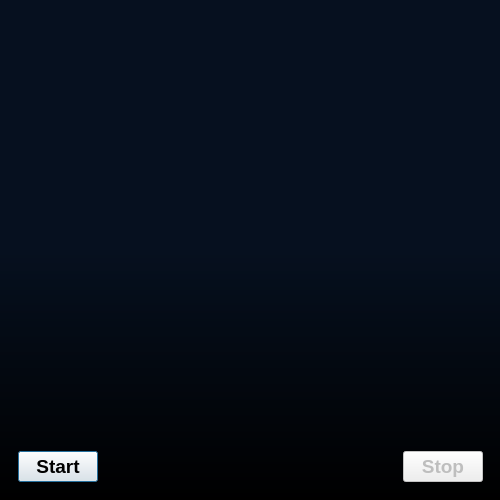
Above: src/ui/MainWindow.ui from bitcap-co/bitcap-ipr before the change. Below: the same form after it.
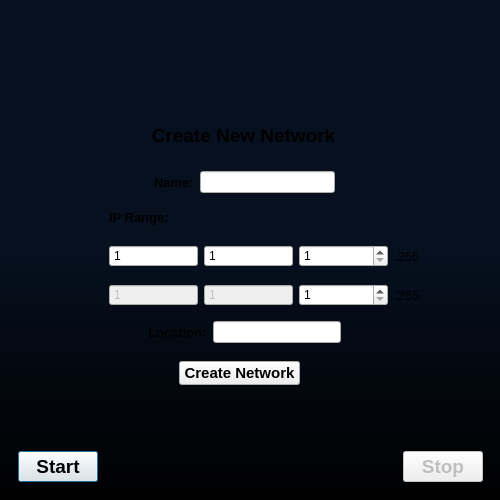
That is the form after the change. The open tabs and pages were chosen to show the change.

Commit message: create network widget page

```diff
--- a/src/ui/MainWindow.ui
+++ b/src/ui/MainWindow.ui
@@ -430,7 +430,7 @@
            </widget>
           </item>
           <item>
-           <widget class="QPushButton" name="actionCreateNetwork">
+           <widget class="QPushButton" name="actionShowCreateNetwork">
             <property name="sizePolicy">
              <sizepolicy hsizetype="Minimum" vsizetype="Fixed">
               <horstretch>0</horstretch>
@@ -495,6 +495,428 @@
          <column/>
         </widget>
        </widget>
+       <widget class="QWidget" name="page">
+        <widget class="QLabel" name="label_5">
+         <property name="geometry">
+          <rect>
+           <x>9</x>
+           <y>9</y>
+           <width>451</width>
+           <height>30</height>
+          </rect>
+         </property>
+         <property name="sizePolicy">
+          <sizepolicy hsizetype="Preferred" vsizetype="Fixed">
+           <horstretch>0</horstretch>
+           <verstretch>0</verstretch>
+          </sizepolicy>
+         </property>
+         <property name="minimumSize">
+          <size>
+           <width>260</width>
+           <height>30</height>
+          </size>
+         </property>
+         <property name="font">
+          <font>
+           <pointsize>14</pointsize>
+           <bold>true</bold>
+          </font>
+         </property>
+         <property name="text">
+          <string>Create New Network</string>
+         </property>
+         <property name="alignment">
+          <set>Qt::AlignCenter</set>
+         </property>
+         <property name="StyleClass" stdset="0">
+          <string>setText</string>
+         </property>
+        </widget>
+        <widget class="QWidget" name="widget_5" native="true">
+         <property name="geometry">
+          <rect>
+           <x>10</x>
+           <y>60</y>
+           <width>451</width>
+           <height>22</height>
+          </rect>
+         </property>
+         <layout class="QHBoxLayout" name="horizontalLayout_12">
+          <property name="leftMargin">
+           <number>0</number>
+          </property>
+          <property name="topMargin">
+           <number>0</number>
+          </property>
+          <property name="rightMargin">
+           <number>0</number>
+          </property>
+          <property name="bottomMargin">
+           <number>0</number>
+          </property>
+          <item>
+           <spacer name="horizontalSpacer_4">
+            <property name="orientation">
+             <enum>Qt::Horizontal</enum>
+            </property>
+            <property name="sizeHint" stdset="0">
+             <size>
+              <width>40</width>
+              <height>20</height>
+             </size>
+            </property>
+           </spacer>
+          </item>
+          <item>
+           <widget class="QLabel" name="label_6">
+            <property name="font">
+             <font>
+              <pointsize>10</pointsize>
+              <bold>true</bold>
+             </font>
+            </property>
+            <property name="text">
+             <string>Name:</string>
+            </property>
+            <property name="StyleClass" stdset="0">
+             <string>setText</string>
+            </property>
+           </widget>
+          </item>
+          <item>
+           <widget class="QLineEdit" name="lineNetworkName"/>
+          </item>
+          <item>
+           <spacer name="horizontalSpacer_5">
+            <property name="orientation">
+             <enum>Qt::Horizontal</enum>
+            </property>
+            <property name="sizeHint" stdset="0">
+             <size>
+              <width>40</width>
+              <height>20</height>
+             </size>
+            </property>
+           </spacer>
+          </item>
+         </layout>
+        </widget>
+        <widget class="QPushButton" name="actionCreateNetwork">
+         <property name="geometry">
+          <rect>
+           <x>170</x>
+           <y>250</y>
+           <width>121</width>
+           <height>24</height>
+          </rect>
+         </property>
+         <property name="font">
+          <font>
+           <pointsize>11</pointsize>
+           <bold>true</bold>
+          </font>
+         </property>
+         <property name="text">
+          <string>Create Network</string>
+         </property>
+        </widget>
+        <widget class="QWidget" name="widget_6" native="true">
+         <property name="geometry">
+          <rect>
+           <x>10</x>
+           <y>210</y>
+           <width>451</width>
+           <height>22</height>
+          </rect>
+         </property>
+         <layout class="QHBoxLayout" name="horizontalLayout_13">
+          <property name="leftMargin">
+           <number>0</number>
+          </property>
+          <property name="topMargin">
+           <number>0</number>
+          </property>
+          <property name="rightMargin">
+           <number>0</number>
+          </property>
+          <property name="bottomMargin">
+           <number>0</number>
+          </property>
+          <item>
+           <spacer name="horizontalSpacer_6">
+            <property name="orientation">
+             <enum>Qt::Horizontal</enum>
+            </property>
+            <property name="sizeHint" stdset="0">
+             <size>
+              <width>40</width>
+              <height>20</height>
+             </size>
+            </property>
+           </spacer>
+          </item>
+          <item>
+           <widget class="QLabel" name="label_8">
+            <property name="font">
+             <font>
+              <pointsize>10</pointsize>
+              <bold>true</bold>
+             </font>
+            </property>
+            <property name="text">
+             <string>Location:</string>
+            </property>
+            <property name="StyleClass" stdset="0">
+             <string>setText</string>
+            </property>
+           </widget>
+          </item>
+          <item>
+           <widget class="QLineEdit" name="lineNetworkLoc"/>
+          </item>
+          <item>
+           <spacer name="horizontalSpacer_7">
+            <property name="orientation">
+             <enum>Qt::Horizontal</enum>
+            </property>
+            <property name="sizeHint" stdset="0">
+             <size>
+              <width>40</width>
+              <height>20</height>
+             </size>
+            </property>
+           </spacer>
+          </item>
+         </layout>
+        </widget>
+        <widget class="QWidget" name="widget_2" native="true">
+         <property name="geometry">
+          <rect>
+           <x>100</x>
+           <y>90</y>
+           <width>311</width>
+           <height>111</height>
+          </rect>
+         </property>
+         <layout class="QVBoxLayout" name="verticalLayout_5">
+          <item>
+           <widget class="QLabel" name="label_7">
+            <property name="font">
+             <font>
+              <pointsize>10</pointsize>
+              <bold>true</bold>
+             </font>
+            </property>
+            <property name="text">
+             <string>IP Range:</string>
+            </property>
+            <property name="StyleClass" stdset="0">
+             <string>setText</string>
+            </property>
+           </widget>
+          </item>
+          <item>
+           <widget class="QWidget" name="rangeStart" native="true">
+            <layout class="QHBoxLayout" name="horizontalLayout_10">
+             <property name="leftMargin">
+              <number>0</number>
+             </property>
+             <property name="topMargin">
+              <number>0</number>
+             </property>
+             <property name="rightMargin">
+              <number>0</number>
+             </property>
+             <property name="bottomMargin">
+              <number>0</number>
+             </property>
+             <item>
+              <widget class="QSpinBox" name="octlet1_start">
+               <property name="buttonSymbols">
+                <enum>QAbstractSpinBox::NoButtons</enum>
+               </property>
+               <property name="accelerated">
+                <bool>true</bool>
+               </property>
+               <property name="minimum">
+                <number>1</number>
+               </property>
+               <property name="maximum">
+                <number>255</number>
+               </property>
+               <property name="value">
+                <number>1</number>
+               </property>
+              </widget>
+             </item>
+             <item>
+              <widget class="QSpinBox" name="octlet2_start">
+               <property name="buttonSymbols">
+                <enum>QAbstractSpinBox::NoButtons</enum>
+               </property>
+               <property name="accelerated">
+                <bool>true</bool>
+               </property>
+               <property name="minimum">
+                <number>1</number>
+               </property>
+               <property name="maximum">
+                <number>255</number>
+               </property>
+               <property name="value">
+                <number>1</number>
+               </property>
+              </widget>
+             </item>
+             <item>
+              <widget class="QSpinBox" name="octlet3_start">
+               <property name="accelerated">
+                <bool>true</bool>
+               </property>
+               <property name="minimum">
+                <number>1</number>
+               </property>
+               <property name="maximum">
+                <number>255</number>
+               </property>
+               <property name="value">
+                <number>1</number>
+               </property>
+              </widget>
+             </item>
+             <item>
+              <widget class="QLabel" name="label_9">
+               <property name="sizePolicy">
+                <sizepolicy hsizetype="Fixed" vsizetype="Preferred">
+                 <horstretch>0</horstretch>
+                 <verstretch>0</verstretch>
+                </sizepolicy>
+               </property>
+               <property name="minimumSize">
+                <size>
+                 <width>25</width>
+                 <height>0</height>
+                </size>
+               </property>
+               <property name="font">
+                <font>
+                 <pointsize>10</pointsize>
+                </font>
+               </property>
+               <property name="text">
+                <string>.255</string>
+               </property>
+               <property name="StyleClass" stdset="0">
+                <string>setText</string>
+               </property>
+              </widget>
+             </item>
+            </layout>
+           </widget>
+          </item>
+          <item>
+           <widget class="QWidget" name="rangeEnd" native="true">
+            <layout class="QHBoxLayout" name="horizontalLayout_11">
+             <property name="leftMargin">
+              <number>0</number>
+             </property>
+             <property name="topMargin">
+              <number>0</number>
+             </property>
+             <property name="rightMargin">
+              <number>0</number>
+             </property>
+             <property name="bottomMargin">
+              <number>0</number>
+             </property>
+             <item>
+              <widget class="QSpinBox" name="octlet1_end">
+               <property name="enabled">
+                <bool>false</bool>
+               </property>
+               <property name="buttonSymbols">
+                <enum>QAbstractSpinBox::NoButtons</enum>
+               </property>
+               <property name="accelerated">
+                <bool>true</bool>
+               </property>
+               <property name="minimum">
+                <number>1</number>
+               </property>
+               <property name="maximum">
+                <number>255</number>
+               </property>
+              </widget>
+             </item>
+             <item>
+              <widget class="QSpinBox" name="octlet2_end">
+               <property name="enabled">
+                <bool>false</bool>
+               </property>
+               <property name="buttonSymbols">
+                <enum>QAbstractSpinBox::NoButtons</enum>
+               </property>
+               <property name="accelerated">
+                <bool>true</bool>
+               </property>
+               <property name="maximum">
+                <number>255</number>
+               </property>
+               <property name="value">
+                <number>1</number>
+               </property>
+              </widget>
+             </item>
+             <item>
+              <widget class="QSpinBox" name="octlet3_end">
+               <property name="accelerated">
+                <bool>true</bool>
+               </property>
+               <property name="minimum">
+                <number>1</number>
+               </property>
+               <property name="maximum">
+                <number>255</number>
+               </property>
+               <property name="value">
+                <number>1</number>
+               </property>
+              </widget>
+             </item>
+             <item>
+              <widget class="QLabel" name="label_10">
+               <property name="sizePolicy">
+                <sizepolicy hsizetype="Fixed" vsizetype="Preferred">
+                 <horstretch>0</horstretch>
+                 <verstretch>0</verstretch>
+                </sizepolicy>
+               </property>
+               <property name="minimumSize">
+                <size>
+                 <width>25</width>
+                 <height>0</height>
+                </size>
+               </property>
+               <property name="font">
+                <font>
+                 <pointsize>10</pointsize>
+                </font>
+               </property>
+               <property name="text">
+                <string>.255</string>
+               </property>
+               <property name="StyleClass" stdset="0">
+                <string>setText</string>
+               </property>
+              </widget>
+             </item>
+            </layout>
+           </widget>
+          </item>
+         </layout>
+        </widget>
+       </widget>
       </widget>
      </item>
      <item>
```
The commit also changes 1 other file.
